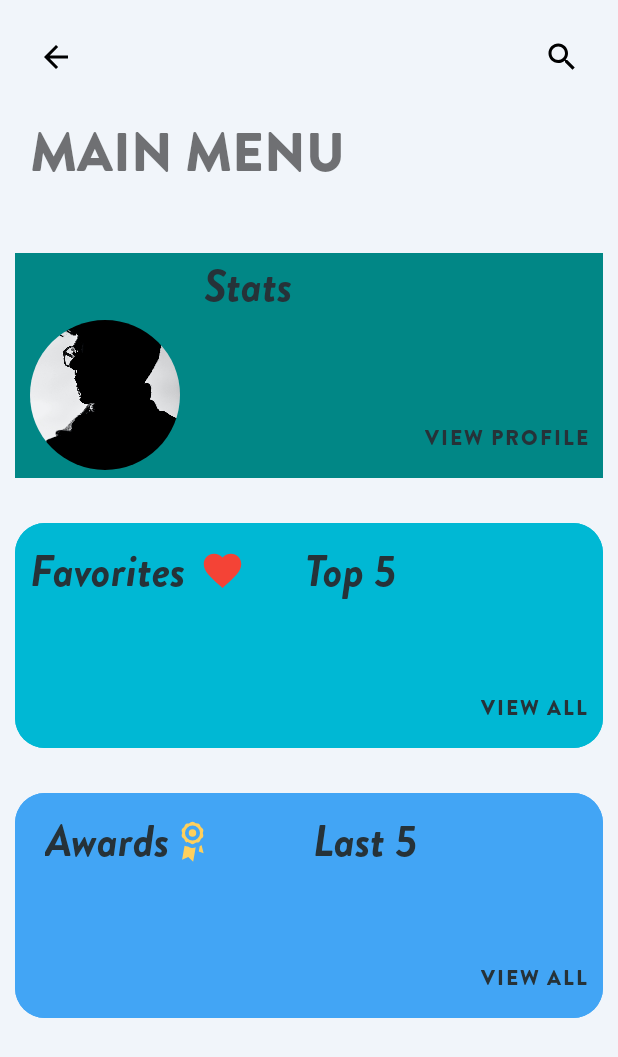
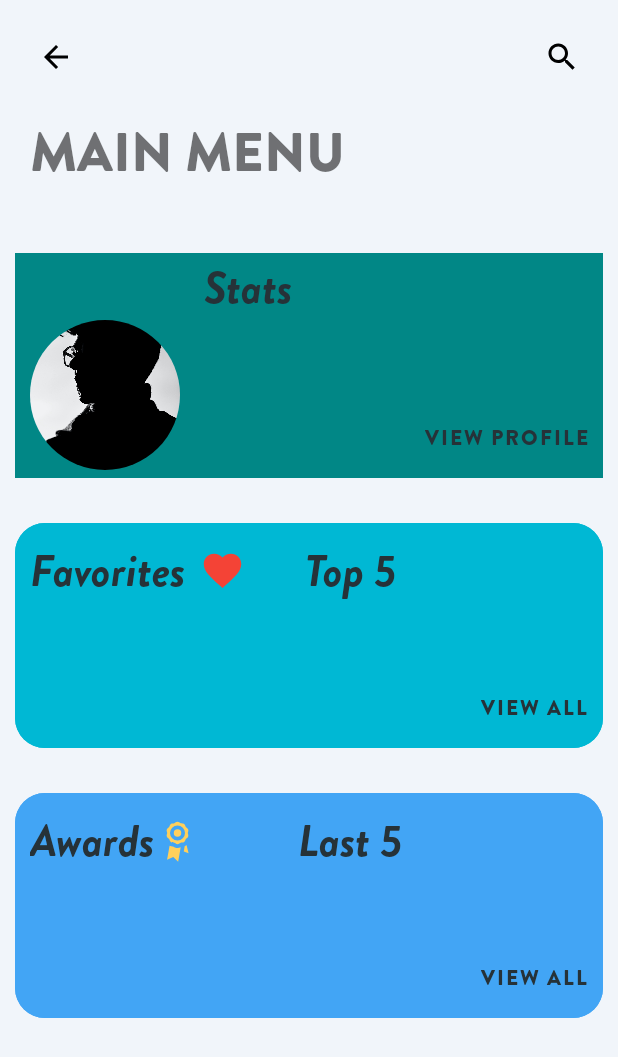
Before and after one commit to KevinGB97333/tapas-top, an Android app: the MainMenuFragment screen opened through its navigation route, on a phone screen of 412 x 824 dp. Shown: the top 1057 px of the screen. Run offline under Robolectric (Android 15) with nearby library versions, the phone set to English and light mode, and no system bars; our stand-ins replace CircleImageView, data binding, navigation-ui.

Commit message:
Pretty layout

```diff
--- a/TapasTop/app/src/main/res/layout/fragment_main_menu.xml
+++ b/TapasTop/app/src/main/res/layout/fragment_main_menu.xml
@@ -66,13 +66,14 @@
                         android:layout_above="@id/user_photo_main_menu"
                         android:layout_alignEnd="@id/user_photo_main_menu"
                         android:layout_marginTop="10dp"
+                        android:layout_marginLeft="10dp"
                         android:layout_marginBottom="4dp"
                         android:autoSizeTextType="uniform"
                         android:fontFamily="@font/brandon_grotesque_bold_italic"
                         android:textAlignment="center"
                         android:textColor="@color/grey_900"
                         android:text="@{viewModel.username.toString()}"
-                        tools:text="Kevin97333" />
+                        tools:text="Kevin" />
 
                     <de.hdodenhof.circleimageview.CircleImageView
                         android:id="@+id/user_photo_main_menu"
@@ -91,6 +92,7 @@
                         android:layout_width="wrap_content"
                         android:layout_height="wrap_content"
                         android:layout_above="@id/user_photo_main_menu"
+                        android:paddingTop="1dp"
                         android:layout_marginLeft="16dp"
                         android:layout_marginBottom="4dp"
                         android:layout_toEndOf="@id/username_main_menu"
@@ -186,9 +188,10 @@
                         android:layout_width="wrap_content"
                         android:layout_height="wrap_content"
                         android:layout_alignParentTop="true"
+                        android:layout_alignParentLeft="true"
                         android:layout_marginTop="10dp"
                         android:layout_marginRight="20dp"
-                        android:layout_marginLeft="20dp"
+                        android:layout_marginLeft="10dp"
                         android:drawableRight="@drawable/ic_award"
                         android:text="@string/awards_title"
                         android:textColor="@color/grey_900"
```
